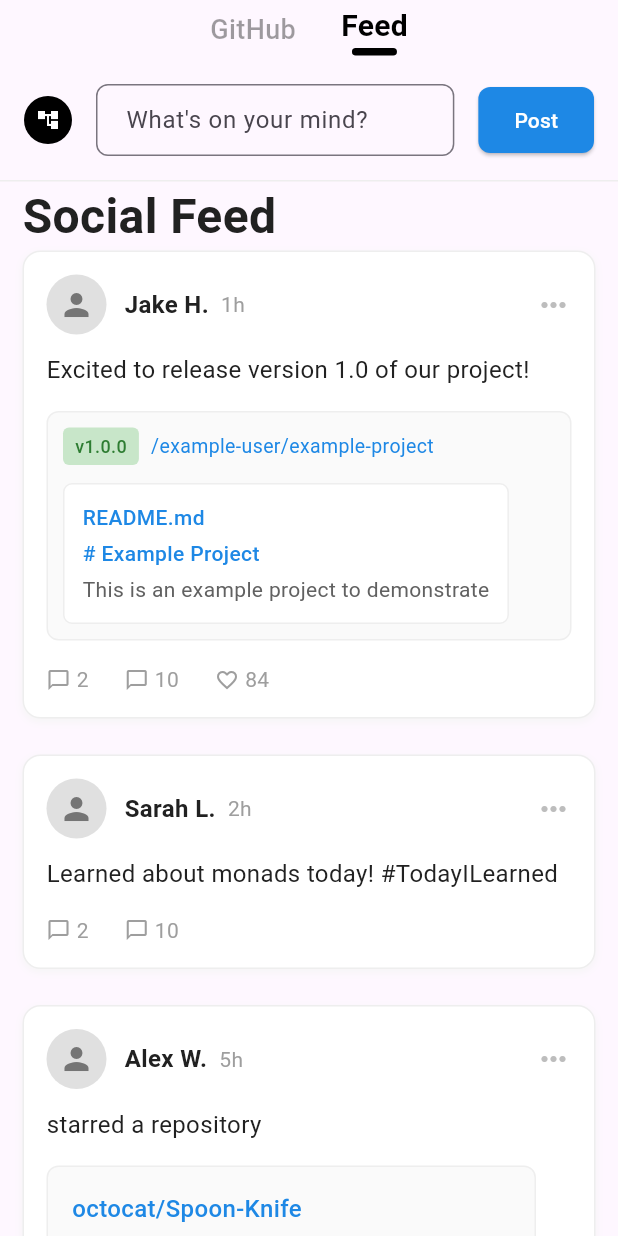
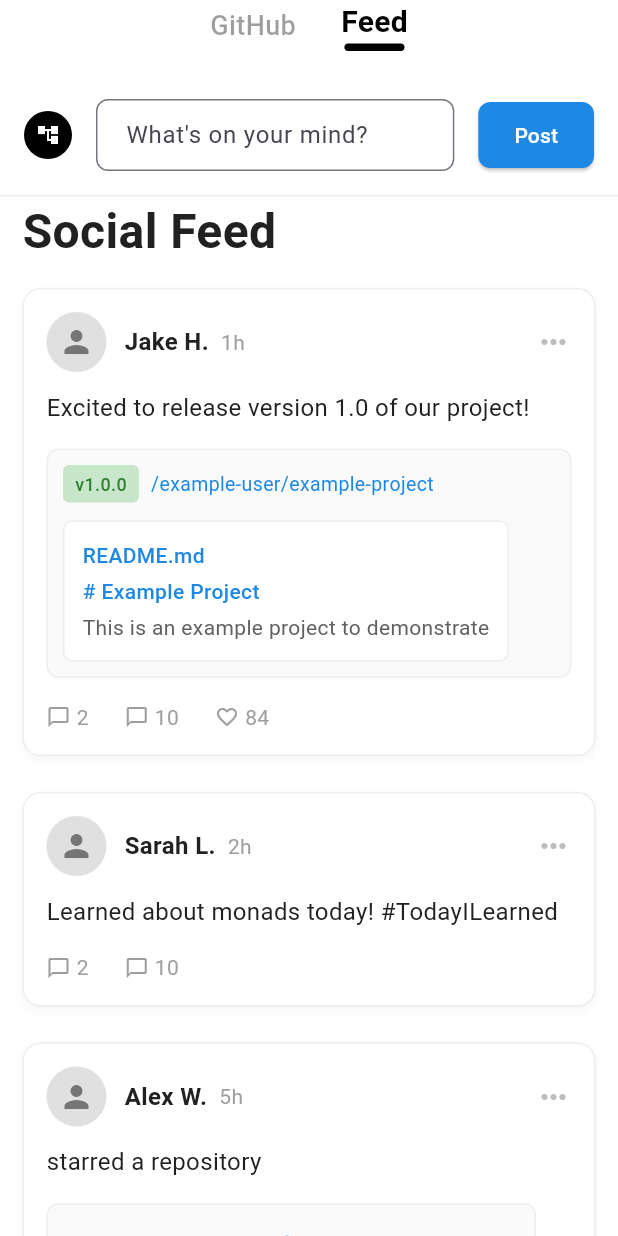
Before and after one commit to Nabinji/GitHub-Social, a Flutter app: the LandingScreenView screen opened directly with empty values, swiped to page 2, on a phone screen of 412 x 824 dp. Run offline on Flutter 3.47's test engine with Material 3 defaults, Android fonts, the phone set to English and light mode, and no system bars; our stand-ins replace firebase_auth, firebase_core, flutter_riverpod, shared_preferences; accounts and stored records are empty; network calls fail.

Commit message:
simple modification on ui

```diff
--- a/lib/Feature/feed/feed.dart
+++ b/lib/Feature/feed/feed.dart
@@ -10,7 +10,7 @@ class SocialFeedScreen extends StatelessWidget {
     return Column(
       children: [
         // Header with post input
-        SizedBox(height: 40),
+        SizedBox(height: 50),
         _buildHeader(),
         // Feed content
         Expanded(
@@ -29,6 +29,7 @@ class SocialFeedScreen extends StatelessWidget {
                     ),
                   ),
                 ),
+                SizedBox(height: 15),
                 _buildPostsList(),
               ],
             ),
--- a/lib/Feature/landing/landing_screen.dart
+++ b/lib/Feature/landing/landing_screen.dart
@@ -33,6 +33,7 @@ class _LandingScreenViewState extends ConsumerState<LandingScreenView> {
     final selectedIndex = ref.watch(selectedTabProvider);
 
     return Scaffold(
+      backgroundColor: Colors.white.withAlpha(245),
       body: SafeArea(
         bottom: false,
         child: Stack(
@@ -54,7 +55,7 @@ class _LandingScreenViewState extends ConsumerState<LandingScreenView> {
             Align(
               alignment: Alignment.topCenter,
               child: Padding(
-                padding: const EdgeInsets.symmetric(vertical: 3),
+                padding: const EdgeInsets.symmetric(vertical: 0),
                 child: Row(
                   mainAxisAlignment: MainAxisAlignment.center,
                   children: List.generate(
@@ -89,7 +90,7 @@ class _LandingScreenViewState extends ConsumerState<LandingScreenView> {
                               AnimatedContainer(
                                 duration: const Duration(milliseconds: 300),
                                 curve: Curves.easeInOut,
-                                width: tabs[index] == tabs[0] ? 50 : 30,
+                                width: tabs[index] == tabs[0] ? 60 : 40,
                                 height: 5,
                                 decoration: BoxDecoration(
                                   color: Colors.black,
```
Also changed, not shown: lib/Feature/github frofile/github_profile_screeen.dart (+11 -1 lines), 1 other file.
